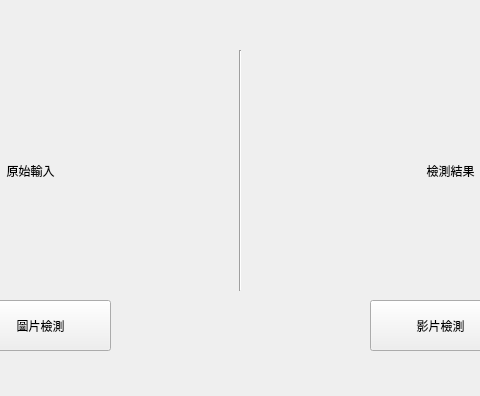
The window that ui_design/main_window.ui (wade00754/pmc-5axis-yolo) describes before a commit, drawn with Qt 5; both pictures show x 150 to 630 and y 0 to 396 of the 795 by 396 pixel window.
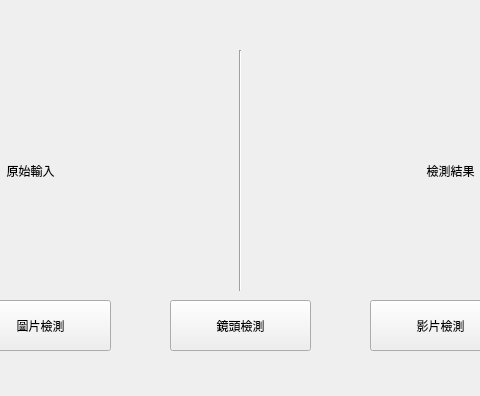
The same window after the commit.

Commit message: 新增攝影機辨識

```diff
--- a/ui_design/main_window.ui
+++ b/ui_design/main_window.ui
@@ -91,6 +91,19 @@
      <string>影片檢測</string>
     </property>
    </widget>
+   <widget class="QPushButton" name="button_camera">
+    <property name="geometry">
+     <rect>
+      <x>320</x>
+      <y>300</y>
+      <width>141</width>
+      <height>51</height>
+     </rect>
+    </property>
+    <property name="text">
+     <string>鏡頭檢測</string>
+    </property>
+   </widget>
   </widget>
   <widget class="QStatusBar" name="statusbar"/>
  </widget>
```
Left out of the diff: 2 changed lines with no effect on the pictures. The commit also changes 2 other files.
